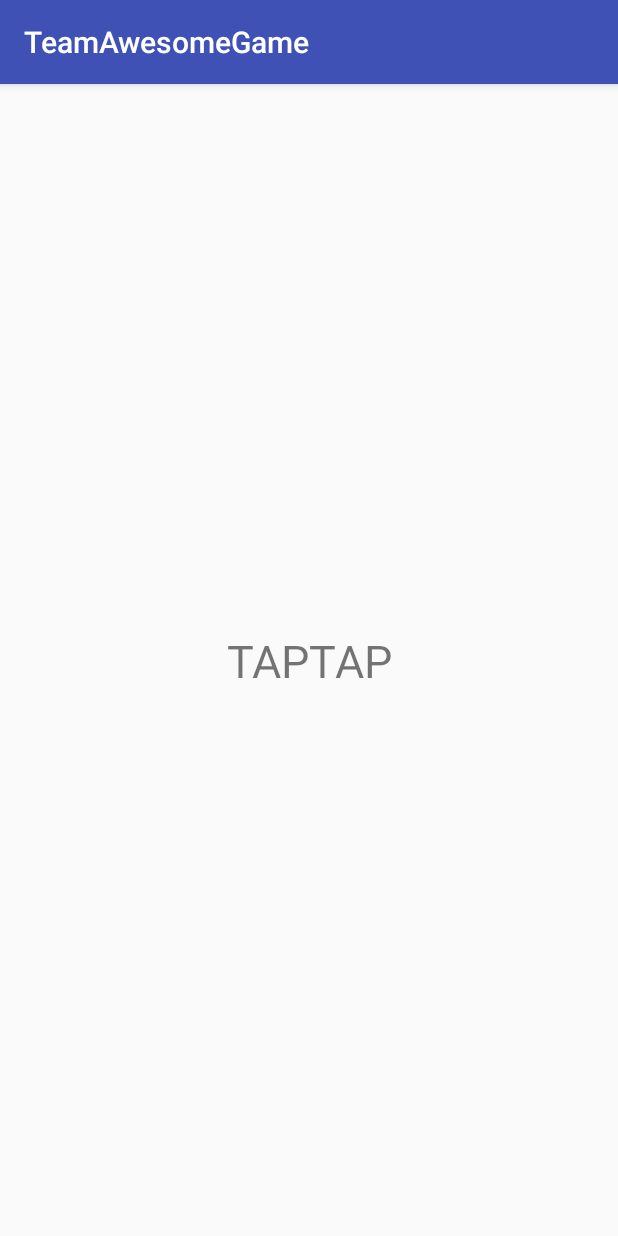
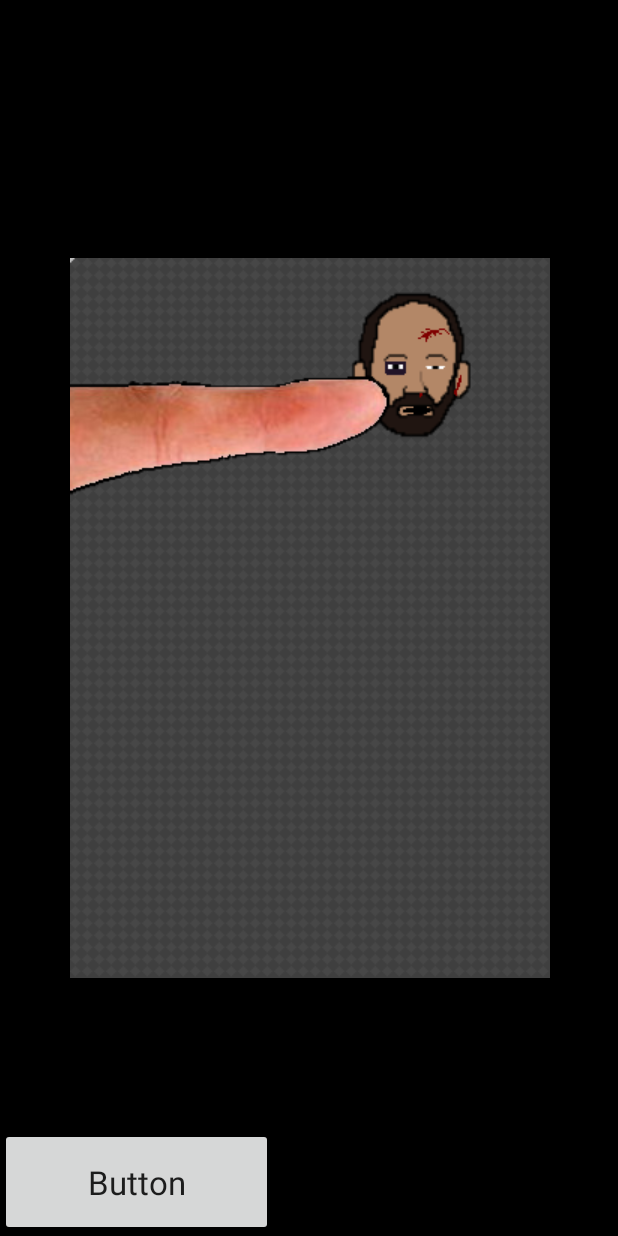
Before and after one commit to DrewVanD/TeamAwesomeGame, an Android app: the screen it shows after launch (MainActivity), on a phone screen of 412 x 824 dp. Run offline under Robolectric (Android 15) with nearby library versions, the phone set to English and light mode, and no system bars.

Commit message:
Just starting the Splash screen
Have a problem with the constricted layout i ,ay switch to relative being we arent using an emulator

```diff
--- a/app/src/main/res/layout/activity_main.xml
+++ b/app/src/main/res/layout/activity_main.xml
@@ -6,14 +6,26 @@
     android:layout_height="match_parent"
     tools:context=".MainActivity">
 
-    <TextView
+    <ImageView
+        android:id="@+id/imageView"
         android:layout_width="wrap_content"
         android:layout_height="wrap_content"
-        android:text="TAPTAP"
-        android:textSize="30sp"
+        android:layout_marginEnd="2dp"
+        android:layout_marginRight="2dp"
         app:layout_constraintBottom_toBottomOf="parent"
-        app:layout_constraintLeft_toLeftOf="parent"
-        app:layout_constraintRight_toRightOf="parent"
-        app:layout_constraintTop_toTopOf="parent" />
+        app:layout_constraintEnd_toEndOf="parent"
+        app:layout_constraintHorizontal_bias="0.516"
+        app:layout_constraintStart_toStartOf="parent"
+        app:layout_constraintTop_toTopOf="parent"
+        app:srcCompat="@drawable/splashscreen" />
+
+    <Button
+        android:id="@+id/button2"
+        android:layout_width="182dp"
+        android:layout_height="72dp"
+        android:text="Button"
+        android:textAppearance="@style/TextAppearance.AppCompat.Large"
+        app:layout_constraintBottom_toBottomOf="parent"
+        tools:layout_editor_absoluteX="101dp" />
 
 </android.support.constraint.ConstraintLayout>
--- a/app/src/main/res/values/colors.xml
+++ b/app/src/main/res/values/colors.xml
@@ -3,4 +3,5 @@
     <color name="colorPrimary">#3F51B5</color>
     <color name="colorPrimaryDark">#303F9F</color>
     <color name="colorAccent">#FF4081</color>
+    <color name="windowBackground">#000</color>
 </resources>
--- a/app/src/main/res/values/styles.xml
+++ b/app/src/main/res/values/styles.xml
@@ -1,11 +1,13 @@
 <resources>
 
     <!-- Base application theme. -->
-    <style name="AppTheme" parent="Theme.AppCompat.Light.DarkActionBar">
+    <style name="AppTheme" parent="Theme.AppCompat.Light.NoActionBar">
         <!-- Customize your theme here. -->
         <item name="colorPrimary">@color/colorPrimary</item>
         <item name="colorPrimaryDark">@color/colorPrimaryDark</item>
         <item name="colorAccent">@color/colorAccent</item>
+        <item name="android:windowBackground">@color/windowBackground</item>
+        <item name="android:windowFullscreen">true</item>
     </style>
 
 </resources>
```
Also changed, not shown: app/src/main/res/drawable/basicscreen.png (added), app/src/main/res/drawable/splashscreen.png (renamed from app/src/main/assets/splashscreen.png).
